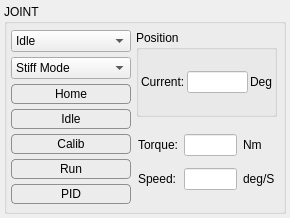
robotology/yarp, file src/yarpmotorgui-qt/jointitem.ui: the form before one commit.
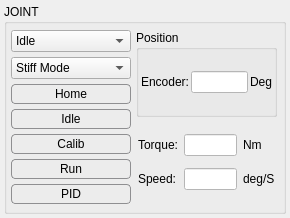
The form after the commit. The open tabs and pages were chosen to show the change.

```diff
--- a/src/yarpmotorgui-qt/jointitem.ui
+++ b/src/yarpmotorgui-qt/jointitem.ui
@@ -305,7 +305,7 @@
                 <item>
                  <widget class="QLabel" name="label_7">
                   <property name="text">
-                   <string>Current:</string>
+                   <string>Encoder:</string>
                   </property>
                  </widget>
                 </item>
```
Left out of the diff: 14 changed lines with no effect on the pictures.
